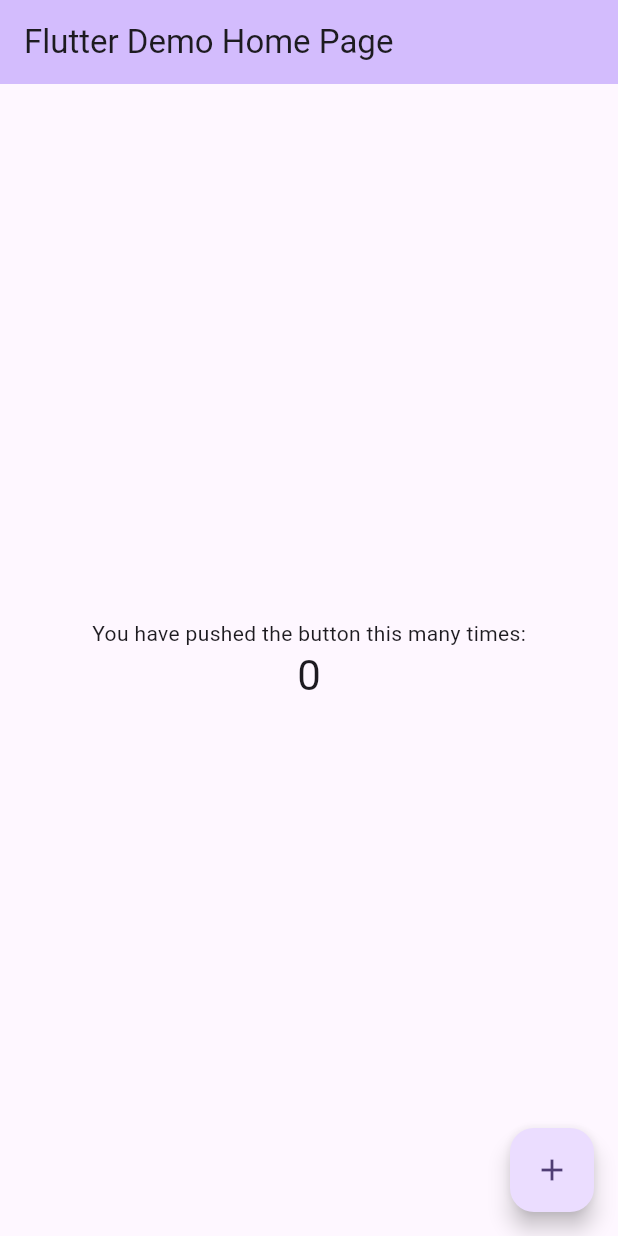
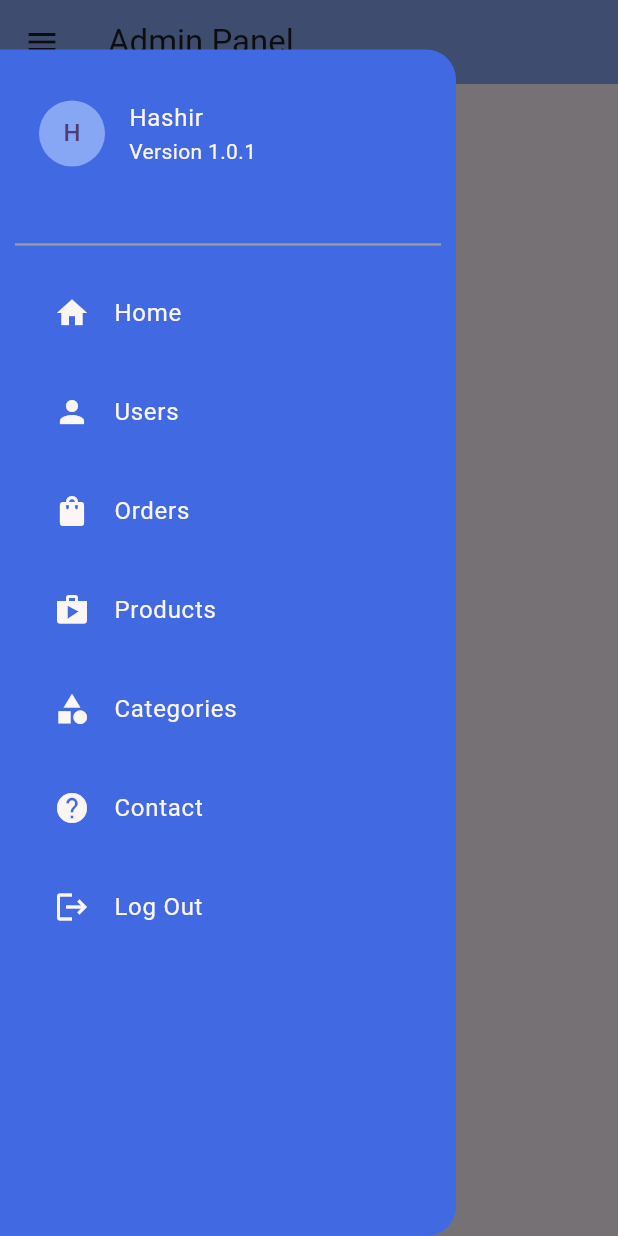
Before and after one commit to hashirSoomro/Admin_Panel_E-Commerce_App, a Flutter app: the screen it shows after launch, with the side drawer open (before the commit the screen has no drawer), on a phone screen of 412 x 824 dp. Run offline on Flutter 3.47's test engine with Material 3 defaults, Android fonts, the phone set to English and light mode, and no system bars; our stand-ins replace firebase_auth, firebase_core, get, google_sign_in; accounts and stored records are empty.

Commit message:
Create Drawer Widget for Admin Panel

```diff
--- a/admin_panel/lib/main.dart
+++ b/admin_panel/lib/main.dart
@@ -2,6 +2,7 @@ import 'package:firebase_core/firebase_core.dart';
 import 'package:flutter/material.dart';
 
 import 'firebase_options.dart';
+import 'screens/main-screens.dart';
 
 void main() async {
   WidgetsFlutterBinding.ensureInitialized();
@@ -14,119 +15,15 @@ void main() async {
 class MyApp extends StatelessWidget {
   const MyApp({super.key});
 
-  // This widget is the root of your application.
   @override
   Widget build(BuildContext context) {
     return MaterialApp(
       title: 'Flutter Demo',
       theme: ThemeData(
-        // This is the theme of your application.
-        //
-        // TRY THIS: Try running your application with "flutter run". You'll see
-        // the application has a purple toolbar. Then, without quitting the app,
-        // try changing the seedColor in the colorScheme below to Colors.green
-        // and then invoke "hot reload" (save your changes or press the "hot
-        // reload" button in a Flutter-supported IDE, or press "r" if you used
-        // the command line to start the app).
-        //
-        // Notice that the counter didn't reset back to zero; the application
-        // state is not lost during the reload. To reset the state, use hot
-        // restart instead.
-        //
-        // This works for code too, not just values: Most code changes can be
-        // tested with just a hot reload.
         colorScheme: ColorScheme.fromSeed(seedColor: Colors.deepPurple),
         useMaterial3: true,
       ),
-      home: const MyHomePage(title: 'Flutter Demo Home Page'),
+      home: const MainScreen(),
     );
   }
 }
-
-class MyHomePage extends StatefulWidget {
-  const MyHomePage({super.key, required this.title});
-
-  // This widget is the home page of your application. It is stateful, meaning
-  // that it has a State object (defined below) that contains fields that affect
-  // how it looks.
-
-  // This class is the configuration for the state. It holds the values (in this
-  // case the title) provided by the parent (in this case the App widget) and
-  // used by the build method of the State. Fields in a Widget subclass are
-  // always marked "final".
-
-  final String title;
-
-  @override
-  State<MyHomePage> createState() => _MyHomePageState();
-}
-
-class _MyHomePageState extends State<MyHomePage> {
-  int _counter = 0;
-
-  void _incrementCounter() {
-    setState(() {
-      // This call to setState tells the Flutter framework that something has
-      // changed in this State, which causes it to rerun the build method below
-      // so that the display can reflect the updated values. If we changed
-      // _counter without calling setState(), then the build method would not be
-      // called again, and so nothing would appear to happen.
-      _counter++;
-    });
-  }
-
-  @override
-  Widget build(BuildContext context) {
-    // This method is rerun every time setState is called, for instance as done
-    // by the _incrementCounter method above.
-    //
-    // The Flutter framework has been optimized to make rerunning build methods
-    // fast, so that you can just rebuild anything that needs updating rather
-    // than having to individually change instances of widgets.
-    return Scaffold(
-      appBar: AppBar(
-        // TRY THIS: Try changing the color here to a specific color (to
-        // Colors.amber, perhaps?) and trigger a hot reload to see the AppBar
-        // change color while the other colors stay the same.
-        backgroundColor: Theme.of(context).colorScheme.inversePrimary,
-        // Here we take the value from the MyHomePage object that was created by
-        // the App.build method, and use it to set our appbar title.
-        title: Text(widget.title),
-      ),
-      body: Center(
-        // Center is a layout widget. It takes a single child and positions it
-        // in the middle of the parent.
-        child: Column(
-          // Column is also a layout widget. It takes a list of children and
-          // arranges them vertically. By default, it sizes itself to fit its
-          // children horizontally, and tries to be as tall as its parent.
-          //
-          // Column has various properties to control how it sizes itself and
-          // how it positions its children. Here we use mainAxisAlignment to
-          // center the children vertically; the main axis here is the vertical
-          // axis because Columns are vertical (the cross axis would be
-          // horizontal).
-          //
-          // TRY THIS: Invoke "debug painting" (choose the "Toggle Debug Paint"
-          // action in the IDE, or press "p" in the console), to see the
-          // wireframe for each widget.
-          mainAxisAlignment: MainAxisAlignment.center,
-          children: <Widget>[
-            const Text(
-              'You have pushed the button this many times:',
-            ),
-            Text(
-              '$_counter',
-              style: Theme.of(context).textTheme.headlineMedium,
-            ),
-          ],
-        ),
-      ),
-      floatingActionButton: FloatingActionButton(
-        onPressed: _incrementCounter,
-        tooltip: 'Increment',
-        child: const Icon(Icons.add),
-      ), // This trailing comma makes auto-formatting nicer for build methods.
-    );
-  }
-}
--- /dev/null
+++ b/admin_panel/lib/screens/main-screens.dart
@@ -0,0 +1,26 @@
+// ignore_for_file: prefer_const_constructors
+
+import 'package:flutter/material.dart';
+
+import '../utils/app-constant.dart';
+import '../widgets/custom-drawer-widget.dart';
+
+class MainScreen extends StatefulWidget {
+  const MainScreen({super.key});
+
+  @override
+  State<MainScreen> createState() => _MainScreenState();
+}
+
+class _MainScreenState extends State<MainScreen> {
+  @override
+  Widget build(BuildContext context) {
+    return Scaffold(
+      appBar: AppBar(
+        backgroundColor: AppConstant.appMainColor,
+        title: Text("Admin Panel"),
+      ),
+      drawer: DrawerWidget(),
+    );
+  }
+}
--- /dev/null
+++ b/admin_panel/lib/utils/app-constant.dart
@@ -0,0 +1,11 @@
+// ignore: file_names
+import 'package:flutter/material.dart';
+
+class AppConstant {
+  static String appMainName = 'Ecomm';
+  static String appPoweredBy = 'Powered by TechecH';
+  static const appMainColor = Color(0xFF87A6F3);
+  static const appSecondaryColor = Color(0xFF4169E1);
+  static const appTextColor = Color(0xFFFBF5F4);
+  static const appStatusBarColor = Color(0xFFBF1B08);
+}
--- /dev/null
+++ b/admin_panel/lib/utils/manage-keyboard.dart
@@ -0,0 +1,11 @@
+import 'package:flutter/material.dart';
+
+class KeyboardUtil {
+  static void hideKeyboard(BuildContext context) {
+    FocusScopeNode currentFocus = FocusScope.of(context);
+
+    if (!currentFocus.hasPrimaryFocus) {
+      currentFocus.unfocus();
+    }
+  }
+}
--- /dev/null
+++ b/admin_panel/lib/widgets/custom-drawer-widget.dart
@@ -0,0 +1,148 @@
+// ignore_for_file: prefer_const_constructors, file_names, prefer_const_literals_to_create_immutables
+
+import 'package:firebase_auth/firebase_auth.dart';
+import 'package:flutter/material.dart';
+import 'package:get/get.dart';
+import 'package:google_sign_in/google_sign_in.dart';
+
+import '../utils/app-constant.dart';
+
+class DrawerWidget extends StatefulWidget {
+  const DrawerWidget({super.key});
+
+  @override
+  State<DrawerWidget> createState() => _DrawerWidgetState();
+}
+
+class _DrawerWidgetState extends State<DrawerWidget> {
+  @override
+  Widget build(BuildContext context) {
+    return Padding(
+      padding: EdgeInsets.only(top: Get.height / 25),
+      child: Drawer(
+        backgroundColor: AppConstant.appSecondaryColor,
+        shape: RoundedRectangleBorder(
+          borderRadius: BorderRadius.only(
+            topRight: Radius.circular(20),
+            bottomRight: Radius.circular(20),
+          ),
+        ),
+        child: Wrap(
+          runSpacing: 10,
+          children: [
+            Padding(
+              padding:
+                  const EdgeInsets.symmetric(horizontal: 10.0, vertical: 20.0),
+              child: ListTile(
+                titleAlignment: ListTileTitleAlignment.center,
+                title: Text(
+                  "Hashir",
+                  style: TextStyle(color: AppConstant.appTextColor),
+                ),
+                subtitle: Text(
+                  "Version 1.0.1",
+                  style: TextStyle(color: AppConstant.appTextColor),
+                ),
+                leading: CircleAvatar(
+                  radius: 22,
+                  backgroundColor: AppConstant.appMainColor,
+                  child: Text("H"),
+                ),
+              ),
+            ),
+            Divider(
+              indent: 10.0,
+              endIndent: 10.0,
+              thickness: 1.5,
+              color: Colors.grey,
+            ),
+            Padding(
+              padding: const EdgeInsets.symmetric(horizontal: 20.0),
+              child: ListTile(
+                  titleAlignment: ListTileTitleAlignment.center,
+                  title: Text(
+                    "Home",
+                    style: TextStyle(color: AppConstant.appTextColor),
+                  ),
+                  leading: Icon(Icons.home, color: AppConstant.appTextColor)),
+            ),
+            Padding(
+              padding: const EdgeInsets.symmetric(horizontal: 20.0),
+              child: ListTile(
+                  titleAlignment: ListTileTitleAlignment.center,
+                  title: Text(
+                    "Users",
+                    style: TextStyle(color: AppConstant.appTextColor),
+                  ),
+                  leading: Icon(Icons.person, color: AppConstant.appTextColor)),
+            ),
+            Padding(
+              padding: const EdgeInsets.symmetric(horizontal: 20.0),
+              child: ListTile(
+                  titleAlignment: ListTileTitleAlignment.center,
+                  title: Text(
+                    "Orders",
+                    style: TextStyle(color: AppConstant.appTextColor),
+                  ),
+                  leading: Icon(Icons.shopping_bag,
+                      color: AppConstant.appTextColor)),
+            ),
+            Padding(
+              padding: const EdgeInsets.symmetric(horizontal: 20.0),
+              child: ListTile(
+                  titleAlignment: ListTileTitleAlignment.center,
+                  title: Text(
+                    "Products",
+                    style: TextStyle(color: AppConstant.appTextColor),
+                  ),
+                  leading: Icon(Icons.shop, color: AppConstant.appTextColor)),
+            ),
+            Padding(
+              padding: const EdgeInsets.symmetric(horizontal: 20.0),
+              child: ListTile(
+                titleAlignment: ListTileTitleAlignment.center,
+                title: Text(
+                  "Categories",
+                  style: TextStyle(color: AppConstant.appTextColor),
+                ),
+                leading: Icon(Icons.category, color: AppConstant.appTextColor),
+                onTap: () {
+                  // Get.back();
+                  // Get.to(() => AllOrdersScreen());
+                },
+              ),
+            ),
+            Padding(
+              padding: const EdgeInsets.symmetric(horizontal: 20.0),
+              child: ListTile(
+                  titleAlignment: ListTileTitleAlignment.center,
+                  title: Text(
+                    "Contact",
+                    style: TextStyle(color: AppConstant.appTextColor),
+                  ),
+                  leading: Icon(Icons.help, color: AppConstant.appTextColor)),
+            ),
+            Padding(
+              padding: const EdgeInsets.symmetric(horizontal: 20.0),
+              child: ListTile(
+                  onTap: () async {
+                    // GoogleSignIn googleSignIn = GoogleSignIn();
+                    // FirebaseAuth _auth = FirebaseAuth.instance;
+
+                    // await _auth.signOut();
+                    // await googleSignIn.signOut();
+                    // Get.offAll(() => WelcomeScreen());
+                  },
+                  titleAlignment: ListTileTitleAlignment.center,
+                  title: Text(
+                    "Log Out",
+                    style: TextStyle(color: AppConstant.appTextColor),
+                  ),
+                  leading: Icon(Icons.logout, color: AppConstant.appTextColor)),
+            ),
+          ],
+        ),
+      ),
+    );
+  }
+}
```
Also changed, not shown: admin_panel/pubspec.yaml (+14 -1 lines), admin_panel/pubspec.lock, 5 other files.
